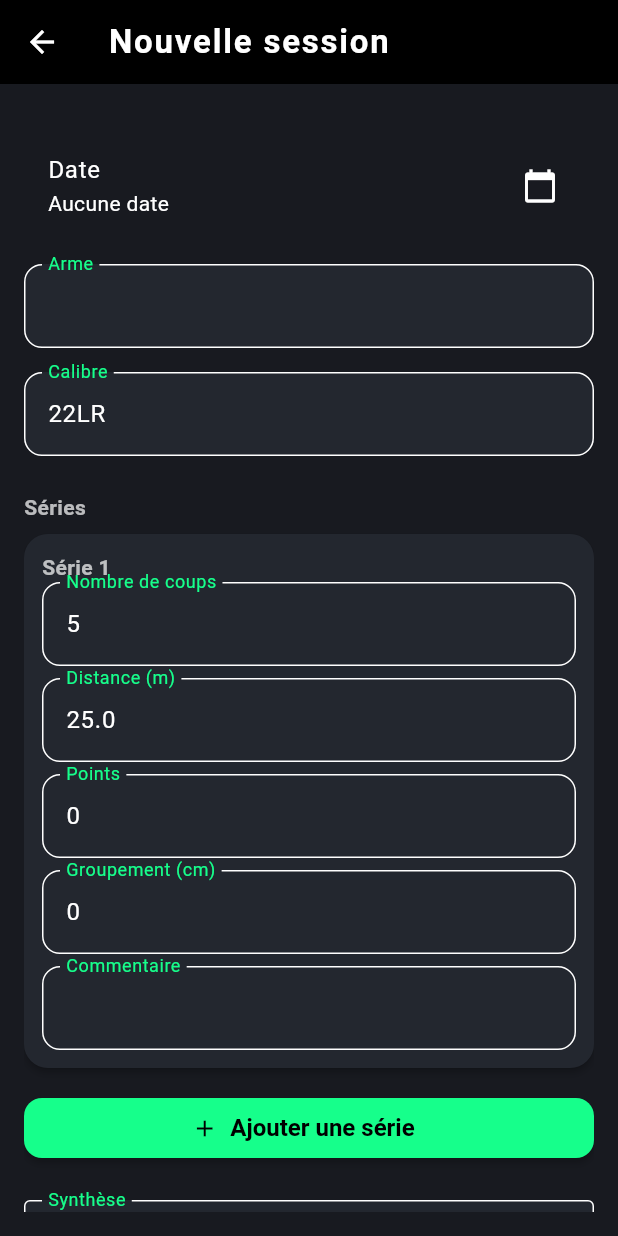
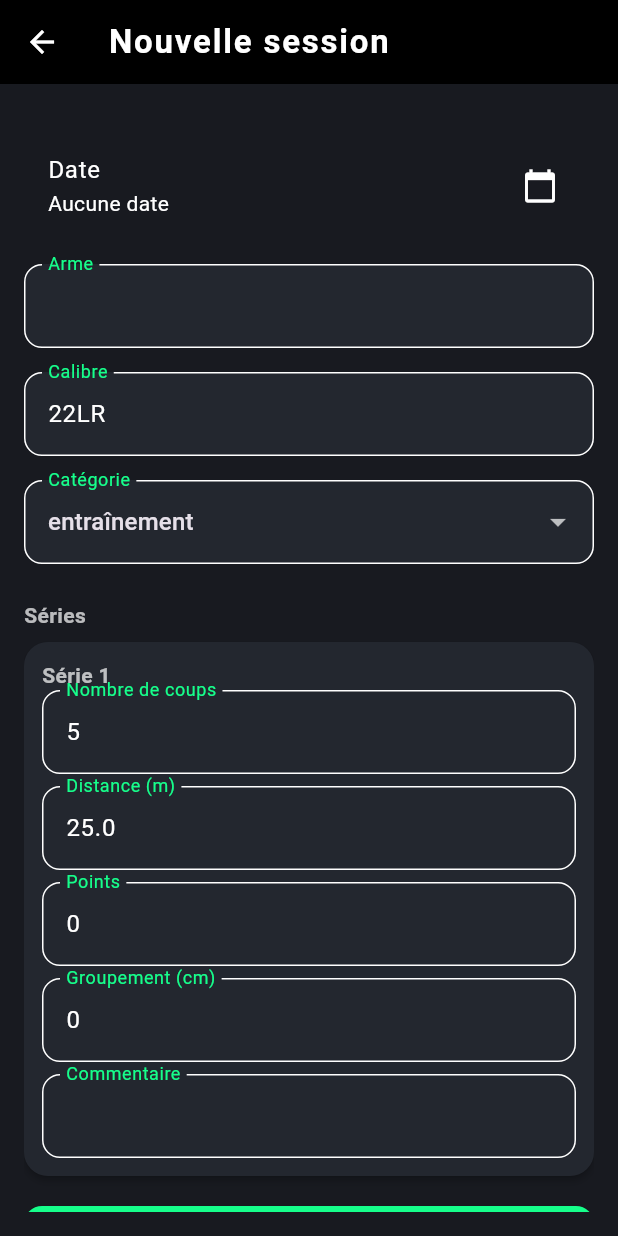
Before and after one commit to clementseguy/FFTir-MyCoach, a Flutter app: the CreateSessionScreen screen opened directly, on a phone screen of 412 x 824 dp. Run offline on Flutter 3.47's test engine with Material 3 defaults, Android fonts, the phone set to English and light mode, and no system bars; our stand-ins replace fl_chart, flutter_markdown, hive, hive_flutter, sqflite, yaml; accounts and stored records are empty.

Commit message:
feat: ajout catégorie de session (modèle, formulaire, affichage)

```diff
--- a/lib/constants/session_constants.dart
+++ b/lib/constants/session_constants.dart
@@ -7,4 +7,14 @@ class SessionConstants {
   static const String statusPrevue = 'prévue';
   /// Nom de la box Hive pour les sessions
   static const String hiveBoxSessions = 'sessions';
+
+  /// Catégories de session
+  static const String categoryEntrainement = 'entraînement';
+  static const String categoryMatch = 'match';
+  static const String categoryTest = 'test matériel';
+  static const List<String> categories = [
+    categoryEntrainement,
+    categoryMatch,
+    categoryTest,
+  ];
 }
--- a/lib/models/shooting_session.dart
+++ b/lib/models/shooting_session.dart
@@ -9,6 +9,7 @@ class ShootingSession {
   String status; // "prévue" ou "réalisée"
   String? analyse;
   String? synthese;
+  String category; // entraînement / match / test matériel
 
   ShootingSession({
     this.id,
@@ -19,6 +20,7 @@ class ShootingSession {
     this.status = 'réalisée',
     this.analyse,
     this.synthese,
+    this.category = 'entraînement',
   });
 
   Map<String, dynamic> toMap() {
@@ -31,6 +33,7 @@ class ShootingSession {
       'status': status,
       'analyse': analyse,
       'synthese': synthese,
+      'category': category,
     };
   }
 
@@ -49,6 +52,7 @@ class ShootingSession {
       status: map['status'] as String? ?? 'réalisée',
       analyse: map['analyse'] as String?,
       synthese: map['synthese'] as String?,
+      category: map['category'] as String? ?? 'entraînement',
     );
   }
 
--- a/lib/screens/session_detail_screen.dart
+++ b/lib/screens/session_detail_screen.dart
@@ -100,6 +100,7 @@ class _SessionDetailScreenState extends State<SessionDetailScreen> {
           Text('Date : ${date.day}/${date.month}/${date.year}', style: TextStyle(fontSize: 16)),
           Text('Arme : ${session.weapon}'),
           Text('Calibre : ${session.caliber}'),
+          if (session.category.isNotEmpty) Text('Catégorie : ${session.category}'),
           SizedBox(height: 16),
           if (_isAnalysing) ...[
             LinearProgressIndicator(),
--- a/lib/widgets/session_card.dart
+++ b/lib/widgets/session_card.dart
@@ -27,7 +27,7 @@ class SessionCard extends StatelessWidget {
             Text('${date.day}/${date.month}', style: TextStyle(fontSize: 12)),
           ],
         ),
-  title: Text('${session['weapon']} [${session['caliber']}] - # Séries : ${series.length}'),
+  title: Text('${session['weapon']} [${session['caliber']}] - ${session['category'] ?? ''} - # Séries : ${series.length}'),
         subtitle: Column(
           crossAxisAlignment: CrossAxisAlignment.start,
           children: [
--- a/lib/widgets/session_form.dart
+++ b/lib/widgets/session_form.dart
@@ -25,6 +25,7 @@ class _SessionFormState extends State<SessionForm> {
   late List<SeriesFormData> _series;
   late List<SeriesFormControllers> _seriesControllers;
   int? _editingSessionId;
+  String _category = SessionConstants.categoryEntrainement;
 
   @override
   void initState() {
@@ -40,7 +41,8 @@ class _SessionFormState extends State<SessionForm> {
       _status = session['status'] ?? 'réalisée';
       _weaponController.text = session['weapon'] ?? '';
       _caliberController.text = session['caliber'] ?? '22LR';
-      _syntheseController = TextEditingController(text: session['synthese'] ?? '');
+  _syntheseController = TextEditingController(text: session['synthese'] ?? '');
+  _category = session['category'] ?? SessionConstants.categoryEntrainement;
       _series = series.map((s) => SeriesFormData(
         shotCount: s['shot_count'] ?? 5,
         distance: (s['distance'] as num?)?.toDouble() ?? 25,
@@ -54,7 +56,8 @@ class _SessionFormState extends State<SessionForm> {
       _series = [SeriesFormData(distance: 25)];
       _status = 'réalisée';
       _date = null;
-      _syntheseController = TextEditingController();
+  _syntheseController = TextEditingController();
+  _category = SessionConstants.categoryEntrainement;
     }
     _seriesControllers = _series.map((s) => SeriesFormControllers(
       shotCount: s.shotCount,
@@ -167,6 +170,15 @@ class _SessionFormState extends State<SessionForm> {
             decoration: InputDecoration(labelText: 'Calibre'),
             validator: (value) => value == null || value.isEmpty ? 'Champ requis' : null,
           ),
+          SizedBox(height: 16),
+          DropdownButtonFormField<String>(
+            value: _category,
+            items: SessionConstants.categories
+                .map((c) => DropdownMenuItem(value: c, child: Text(c)))
+                .toList(),
+            onChanged: (v) => setState(() => _category = v ?? SessionConstants.categoryEntrainement),
+            decoration: InputDecoration(labelText: 'Catégorie'),
+          ),
           SizedBox(height: 24),
           Text('Séries', style: TextStyle(fontWeight: FontWeight.bold)),
           ..._series.asMap().entries.map((entry) {
```
